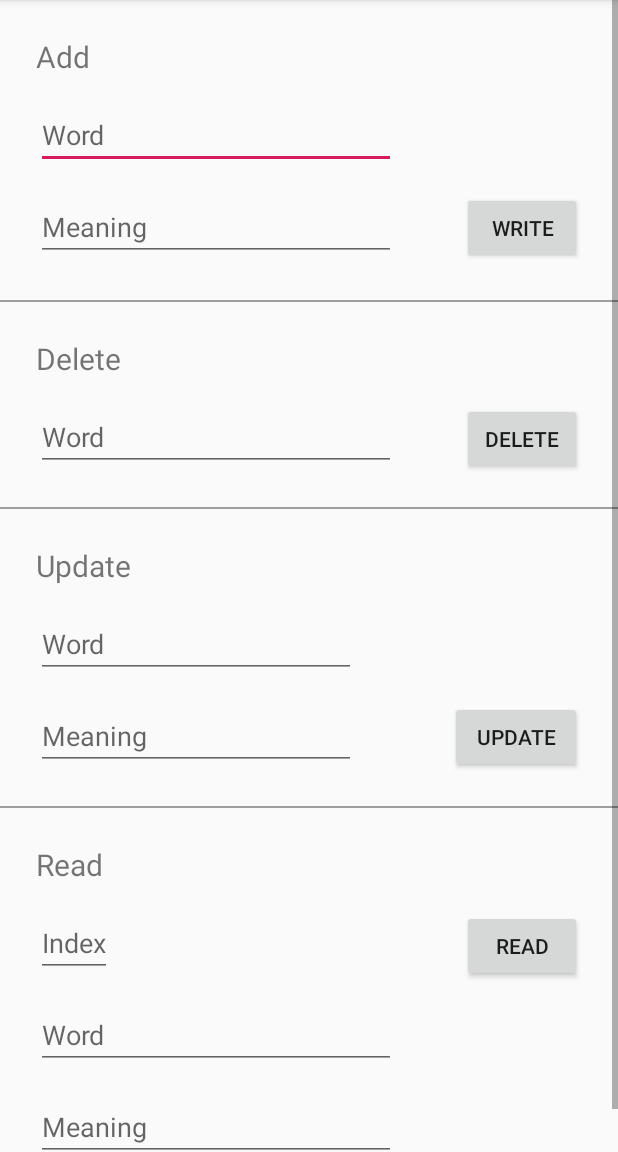
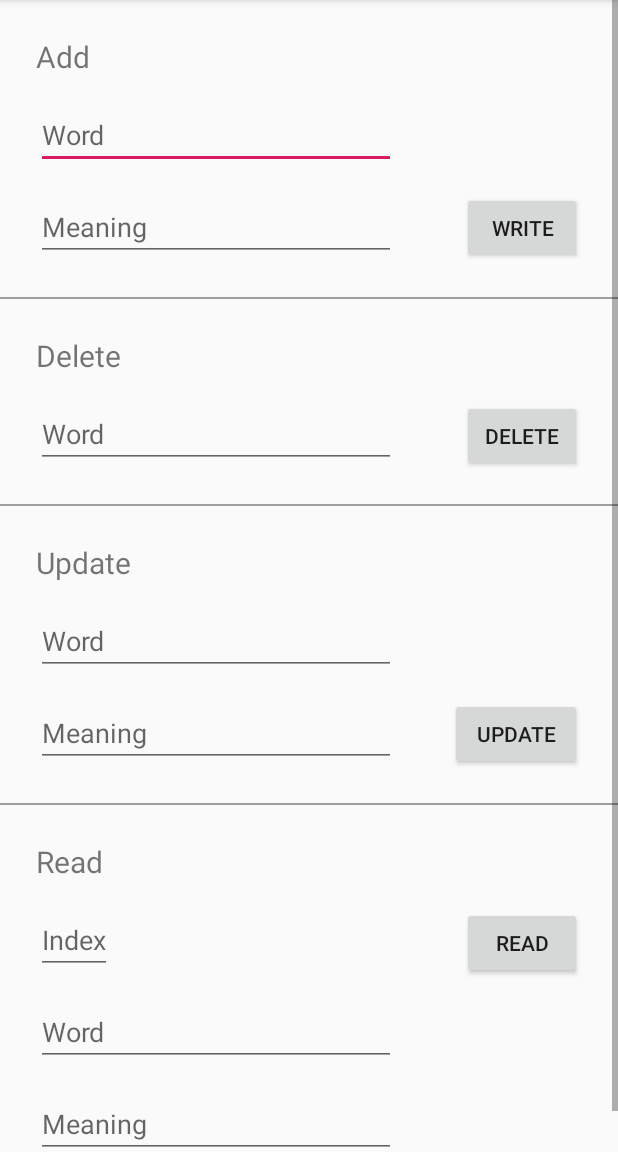
Before and after one commit to A1stTimePlay/Dictionary, an Android app: the screen it shows after launch (View_Home), after a tap on "ADMIN", on a phone screen of 412 x 824 dp, the part 84-1236 px from its top. Run offline under Robolectric (Android 15) with nearby library versions, the phone set to English and light mode, and no system bars.

Commit message:
project complete

```diff
--- a/app/src/main/java/com/example/dictionary/MainActivity.java
+++ b/app/src/main/java/com/example/dictionary/MainActivity.java
@@ -19,7 +19,7 @@ public class MainActivity extends AppCompatActivity {
     public static File tempWORD;
     public static File tempMEANING;
     public static final int MAX_WORD_CHARACTER = 10;
-    public static final int MAX_MEANING_CHARACTER = 50;
+    public static final int MAX_MEANING_CHARACTER = 100;
 
     @Override
     protected void onCreate(Bundle savedInstanceState) {
--- a/app/src/main/java/com/example/dictionary/Presenter/Presenter_Search.java
+++ b/app/src/main/java/com/example/dictionary/Presenter/Presenter_Search.java
@@ -26,7 +26,7 @@ public class Presenter_Search implements IPresenter_Search{
             StringBuilder meaning = new StringBuilder();
             try {
                 FileInputStream fisMeaning = new FileInputStream(MainActivity.MEANING);
-                fisMeaning.skip(index * 50);
+                fisMeaning.skip(index * MAX_MEANING_CHARACTER);
 
                 currentCharacter = 0;
                 while (currentCharacter < MAX_MEANING_CHARACTER) {
--- a/app/src/main/res/layout/activity_home.xml
+++ b/app/src/main/res/layout/activity_home.xml
@@ -19,7 +19,7 @@
             android:layout_marginTop="16dp"
             android:ems="10"
             android:hint="Word"
-            android:inputType="textPersonName"
+            android:inputType="textMultiLine"
             android:maxLength="10"
             app:layout_constraintStart_toStartOf="parent"
             app:layout_constraintTop_toBottomOf="@+id/tvAdd" />
@@ -75,8 +75,8 @@
             android:layout_marginTop="16dp"
             android:ems="10"
             android:hint="Meaning"
-            android:inputType="textPersonName"
-            android:maxLength="40"
+            android:inputType="textMultiLine"
+            android:maxLength="100"
             app:layout_constraintStart_toStartOf="parent"
             app:layout_constraintTop_toBottomOf="@+id/etWordAdd" />
 
@@ -99,6 +99,7 @@
             android:layout_marginTop="16dp"
             android:focusable="false"
             android:hint="Word"
+            android:maxLength="10"
             app:layout_constraintStart_toStartOf="parent"
             app:layout_constraintTop_toBottomOf="@+id/number" />
 
@@ -111,6 +112,8 @@
             android:layout_marginBottom="24dp"
             android:focusable="false"
             android:hint="Meaning"
+            android:maxLength="100"
+            android:inputType="textMultiLine"
             app:layout_constraintBottom_toBottomOf="parent"
             app:layout_constraintStart_toStartOf="parent"
             app:layout_constraintTop_toBottomOf="@+id/etWordRead" />
@@ -163,11 +166,10 @@
             android:id="@+id/line1"
             android:layout_width="match_parent"
             android:layout_height="1dp"
-
             android:layout_marginTop="24dp"
             android:background="@color/gray"
             app:layout_constraintStart_toStartOf="parent"
-            app:layout_constraintTop_toBottomOf="@+id/write" />
+            app:layout_constraintTop_toBottomOf="@+id/etMeaningAdd" />
 
         <View
             android:id="@+id/line"
@@ -191,25 +193,27 @@
 
         <EditText
             android:id="@+id/etWordUpdate"
-            android:layout_width="wrap_content"
+            android:layout_width="240dp"
             android:layout_height="wrap_content"
             android:layout_marginStart="24dp"
             android:layout_marginTop="16dp"
             android:ems="10"
             android:hint="Word"
+            android:maxLength="10"
             android:inputType="textPersonName"
             app:layout_constraintStart_toStartOf="parent"
             app:layout_constraintTop_toBottomOf="@+id/tvUpdate" />
 
         <EditText
             android:id="@+id/etMeaningUpdate"
-            android:layout_width="wrap_content"
+            android:layout_width="240dp"
             android:layout_height="wrap_content"
             android:layout_marginStart="24dp"
             android:layout_marginTop="16dp"
             android:ems="10"
             android:hint="Meaning"
-            android:inputType="textPersonName"
+            android:maxLength="100"
+            android:inputType="textMultiLine"
             app:layout_constraintStart_toStartOf="parent"
             app:layout_constraintTop_toBottomOf="@+id/etWordUpdate" />
 
--- a/app/src/main/res/layout/activity_search.xml
+++ b/app/src/main/res/layout/activity_search.xml
@@ -38,7 +38,8 @@
             android:id="@+id/tvSearchMeaning"
             android:layout_width="match_parent"
             android:layout_height="match_parent"
-            android:layout_margin="24dp"/>
+            android:layout_margin="24dp"
+            android:textSize="20sp"/>
     </androidx.cardview.widget.CardView>
 
     <ImageView
```
Also changed, not shown: app/src/main/java/com/example/dictionary/View/View_Home.java (+12 -5 lines), app/src/main/res/layout/activity_main.xml (+7 -12 lines).
